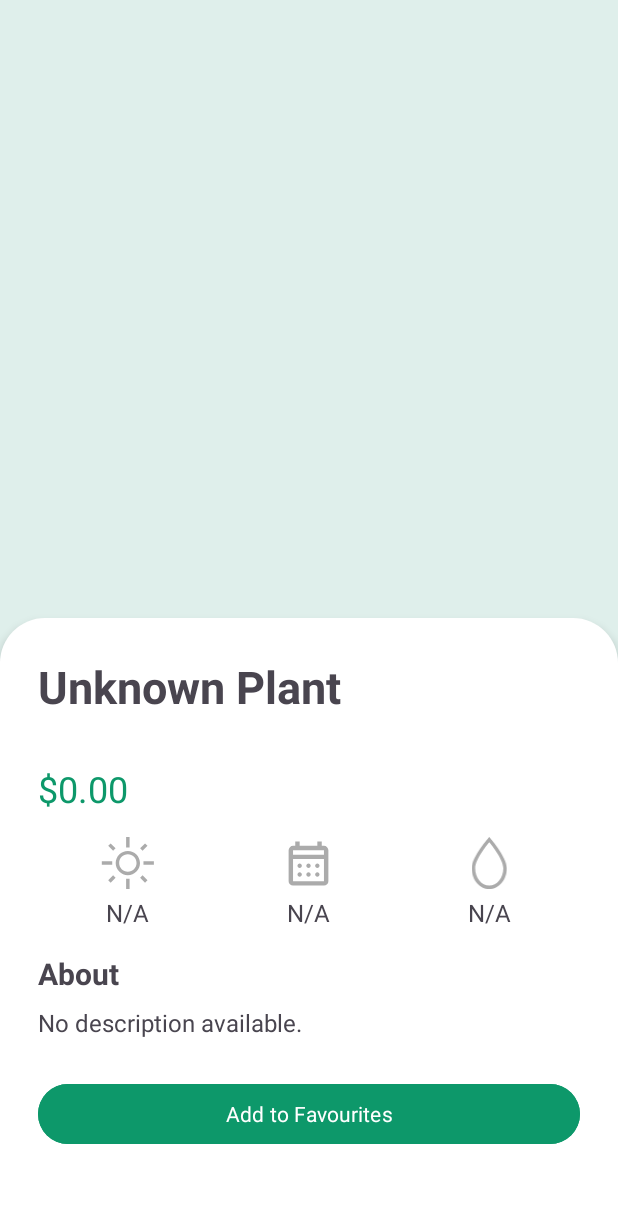
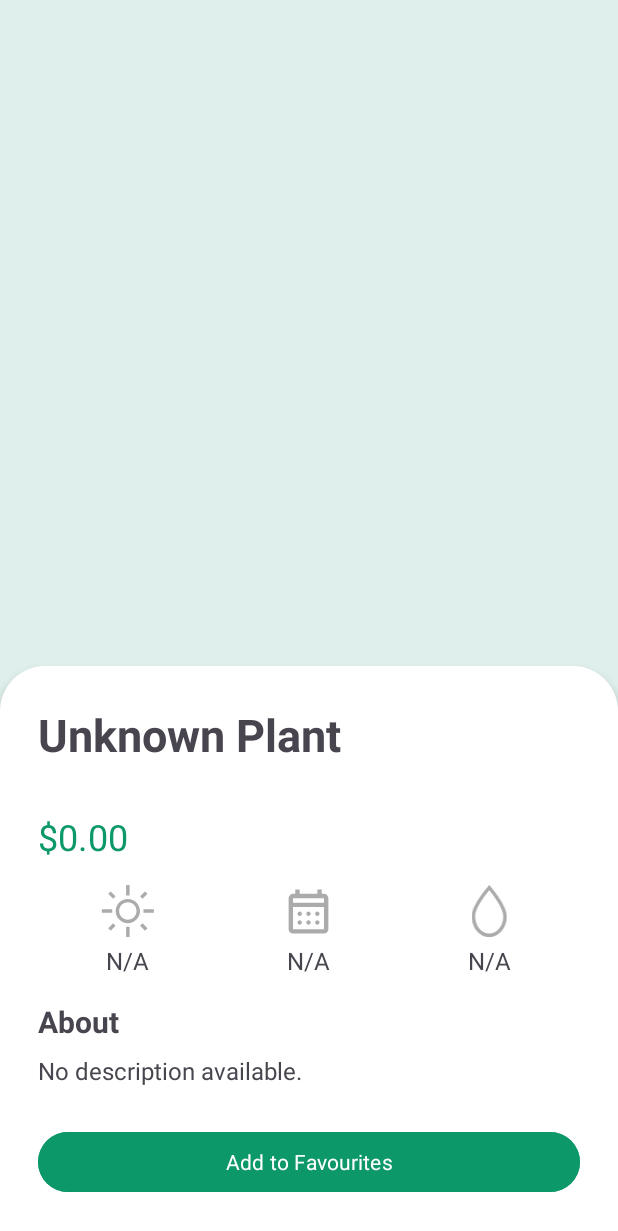
Before and after one commit to COMPSYS302/Sage---Plant-Browsing-Android-App, an Android app: the DetailsActivity screen opened directly, with no data from a screen before it, on a phone screen of 412 x 824 dp. Shown: the top 1231 px of the screen. Run offline under Robolectric (Android 15) with nearby library versions, the phone set to English and light mode, and no system bars; our stand-ins replace Firebase (no records; nobody signed in at launch, a user with empty details on screens opened directly); Roboto replaces fonts that are not available here; 1 statement that could not run was skipped.

Commit message:
Made details activity more responsive

```diff
--- a/Sage/app/src/main/res/layout/activity_details.xml
+++ b/Sage/app/src/main/res/layout/activity_details.xml
@@ -7,14 +7,12 @@
     android:layout_height="match_parent"
     android:background="@color/mint">
 
-    <!-- Scrollable content: image carousel and tabs -->
-
-    <!-- White rounded box pinned at bottom, fills width -->
+    <!-- Scrollable content above white container -->
     <androidx.core.widget.NestedScrollView
         android:id="@+id/nestedScrollView"
         android:layout_width="0dp"
         android:layout_height="0dp"
-        app:layout_behavior="@string/appbar_scrolling_view_behavior"
+        android:fillViewport="true"
         app:layout_constraintTop_toTopOf="parent"
         app:layout_constraintBottom_toTopOf="@+id/details_container"
         app:layout_constraintStart_toStartOf="parent"
@@ -24,17 +22,18 @@
             android:layout_width="match_parent"
             android:layout_height="wrap_content"
             android:orientation="vertical"
-            android:gravity="center_horizontal"
-            android:paddingTop="24dp">
+            android:padding="24dp"
+            android:gravity="center_horizontal">
 
             <!-- Image Carousel -->
             <androidx.viewpager2.widget.ViewPager2
                 android:id="@+id/image_carousel"
                 android:layout_width="match_parent"
-                android:layout_height="300dp"
+                android:layout_height="0dp"
+                android:minHeight="180dp"
+                android:maxHeight="300dp"
                 android:layout_marginBottom="8dp"
-                android:paddingStart="24dp"
-                android:paddingEnd="24dp" />
+                android:layout_weight="1"/>
 
             <!-- Centered Dots -->
             <LinearLayout
@@ -50,15 +49,16 @@
                     android:background="@color/transparent"
                     app:tabGravity="center"
                     app:tabIndicatorHeight="0dp"
-                    app:tabMode="fixed" />
+                    app:tabMode="fixed"/>
             </LinearLayout>
         </LinearLayout>
     </androidx.core.widget.NestedScrollView>
 
+    <!-- White bottom sheet-style container -->
     <LinearLayout
         android:id="@+id/details_container"
         android:layout_width="0dp"
-        android:layout_height="0dp"
+        android:layout_height="wrap_content"
         android:orientation="vertical"
         android:background="@drawable/rounded_box_top"
         android:padding="25dp"
@@ -66,7 +66,7 @@
         app:layout_constraintBottom_toBottomOf="parent"
         app:layout_constraintStart_toStartOf="parent"
         app:layout_constraintEnd_toEndOf="parent"
-        app:layout_constraintTop_toBottomOf="@id/nestedScrollView">
+        android:clipToPadding="false">
 
         <!-- Plant name and price -->
         <TextView
@@ -102,7 +102,7 @@
             android:layout_marginTop="16dp"
             android:gravity="center">
 
-            <!-- Light -->
+            <!-- Each icon column -->
             <LinearLayout
                 android:layout_width="0dp"
                 android:layout_height="wrap_content"
@@ -121,11 +121,10 @@
                     android:id="@+id/plant_sunlight"
                     android:layout_width="wrap_content"
                     android:layout_height="wrap_content"
-                    android:textSize="16dp"
+                    android:textSize="16sp"
                     android:layout_marginTop="4dp"/>
             </LinearLayout>
 
-            <!-- Season -->
             <LinearLayout
                 android:layout_width="0dp"
                 android:layout_height="wrap_content"
@@ -144,11 +143,10 @@
                     android:id="@+id/plant_season"
                     android:layout_width="wrap_content"
                     android:layout_height="wrap_content"
-                    android:textSize="16dp"
+                    android:textSize="16sp"
                     android:layout_marginTop="4dp"/>
             </LinearLayout>
 
-            <!-- Water -->
             <LinearLayout
                 android:layout_width="0dp"
                 android:layout_height="wrap_content"
@@ -167,7 +165,7 @@
                     android:id="@+id/plant_water"
                     android:layout_width="wrap_content"
                     android:layout_height="wrap_content"
-                    android:textSize="16dp"
+                    android:textSize="16sp"
                     android:layout_marginTop="4dp"/>
             </LinearLayout>
         </LinearLayout>
@@ -179,7 +177,7 @@
             android:fontFamily="@font/quicksand_semibold"
             android:layout_height="wrap_content"
             android:text="About"
-            android:textSize="20dp"
+            android:textSize="20sp"
             android:textStyle="bold"
             android:layout_marginTop="16dp"/>
 
@@ -187,7 +185,7 @@
             android:id="@+id/plant_description"
             android:layout_width="match_parent"
             android:layout_height="wrap_content"
-            android:textSize="16dp"
+            android:textSize="16sp"
             android:layout_marginTop="8dp"/>
 
         <!-- “Add to Favourites” button -->
```
